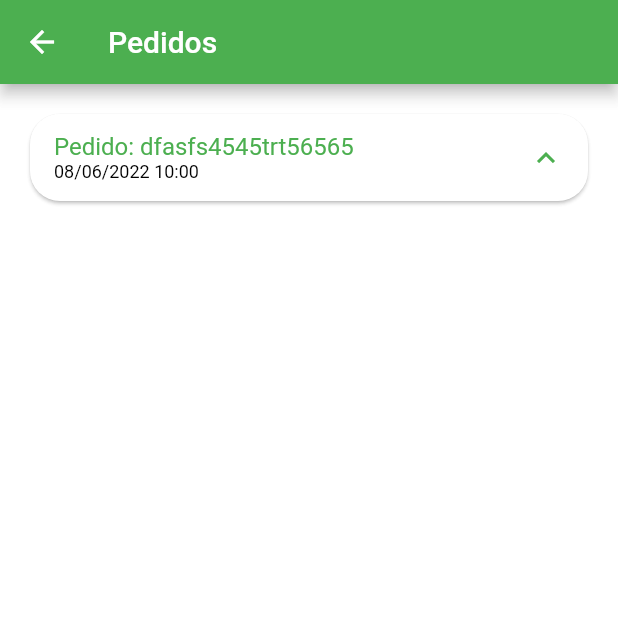
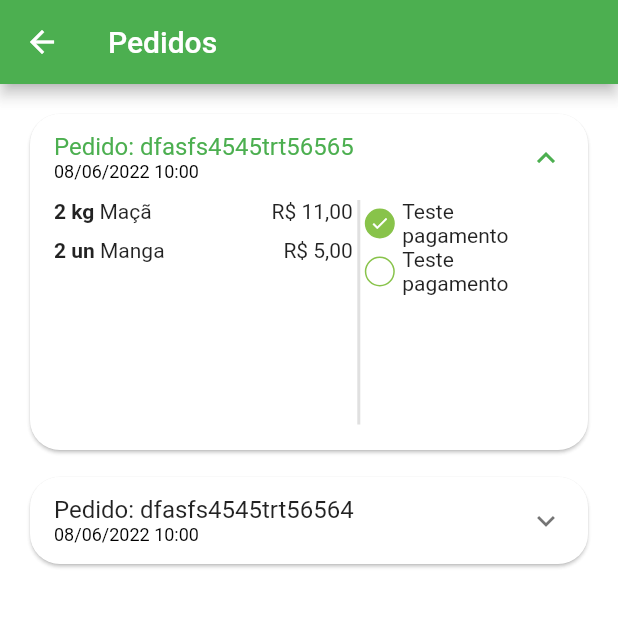
Before and after one commit to Fabricio-Guima/dart-fundamentos, a Flutter app: the OrderTab screen opened directly, after a tap on an icon or button, on a phone screen of 412 x 824 dp, the top half of it. Run offline on Flutter 3.47's test engine with Material 2 defaults, Android fonts, the phone set to English and light mode, and no system bars; our stand-ins replace animated_text_kit, badges, mask_text_input_formatter, sqflite, synchronized; missing offline and left inert: dart:mirrors, mysql1; accounts and stored records are empty.

Commit message:
componente status do pedido

```diff
--- a/quitanda/lib/src/config/app_data.dart
+++ b/quitanda/lib/src/config/app_data.dart
@@ -101,6 +101,22 @@ List<OrderModel> orders = [
     ),
     items: [
       CartItemModel(item: apple, quantity: 2),
+      CartItemModel(item: mango, quantity: 2),
+    ],
+    overDueDateTime: DateTime.parse(
+      '2022-12-31 10:00:10',
+    ),
+    status: 'pending_payment',
+    copyAndPaste: 'Q23ewr234rt',
+    total: 20.0,
+  ),
+  OrderModel(
+    id: 'dfasfs4545trt56564',
+    createdDateTime: DateTime.parse(
+      '2022-06-08 10:00:10',
+    ),
+    items: [
+      CartItemModel(item: apple, quantity: 1),
     ],
     overDueDateTime: DateTime.parse(
       '2022-12-31 10:00:10',
--- /dev/null
+++ b/quitanda/lib/src/pages/orders/components/order_status_widget.dart
@@ -0,0 +1,76 @@
+import 'package:flutter/material.dart';
+import 'package:quitanda/src/config/custom_colors.dart';
+
+class OrderStatusWidget extends StatelessWidget {
+  final String status;
+  //está vencido o pagamento?
+  final bool isOverDue;
+  //status do pedido
+
+  const OrderStatusWidget({
+    Key? key,
+    required this.status,
+    required this.isOverDue,
+  }) : super(key: key);
+
+  @override
+  Widget build(BuildContext context) {
+    return Column(
+      children: const [
+        _statusDot(
+          isAsctive: true,
+          title: 'Teste pagamento',
+        ),
+        _statusDot(
+          isAsctive: false,
+          title: 'Teste pagamento',
+        ),
+      ],
+    );
+  }
+}
+
+class _statusDot extends StatelessWidget {
+  final bool isAsctive;
+  final title;
+  const _statusDot({Key? key, required this.isAsctive, required this.title})
+      : super(key: key);
+
+  @override
+  Widget build(BuildContext context) {
+    return Row(
+      children: [
+        //bolinha de checkado
+        Container(
+          //alinhando ícone de check ao centro
+          alignment: Alignment.center,
+          height: 20,
+          width: 20,
+          decoration: BoxDecoration(
+            shape: BoxShape.circle,
+            border: Border.all(
+              color: CustomColors.customSwatchColor,
+            ),
+            color:
+                isAsctive ? CustomColors.customSwatchColor : Colors.transparent,
+          ),
+          // const SizedBox.shrink() preenche o espaço que der
+          child: isAsctive
+              ? const Icon(
+                  Icons.check,
+                  size: 13,
+                  color: Colors.white,
+                )
+              : const SizedBox.shrink(),
+        ),
+        //divider para separar o check do status do pedido
+        const SizedBox(width: 5),
+        //expanded estica tudo e respeita limites e nao deixa o texto (seu filho)
+        //estourar o container
+        Expanded(
+          child: Text(title),
+        ),
+      ],
+    );
+  }
+}
--- a/quitanda/lib/src/pages/orders/components/order_tile.dart
+++ b/quitanda/lib/src/pages/orders/components/order_tile.dart
@@ -1,5 +1,7 @@
 import 'package:flutter/material.dart';
+import 'package:quitanda/src/models/cart_item_model.dart';
 import 'package:quitanda/src/models/order_model.dart';
+import 'package:quitanda/src/pages/orders/components/order_status_widget.dart';
 import 'package:quitanda/src/services/utils_services.dart';
 
 class OrderTile extends StatelessWidget {
@@ -39,9 +41,86 @@ class OrderTile extends StatelessWidget {
               ),
             ],
           ),
-          children: const [],
+          childrenPadding: const EdgeInsets.fromLTRB(16, 0, 16, 16),
+          children: [
+            SizedBox(
+              height: 150,
+              child: Row(
+                children: [
+                  //Lista de produtos do pedido
+                  Expanded(
+                    flex: 3,
+                    child: ListView(
+                      //iterar em todos os items do pedido
+                      children: order.items.map((orderItem) {
+                        return OrderItemWidget(
+                          utilsServices: utilsServices,
+                          orderItem: orderItem,
+                        );
+                      }).toList(),
+                    ),
+                  ),
+                  //Divisão
+                  VerticalDivider(
+                    color: Colors.grey.shade300,
+                    thickness: 2,
+                    width: 8,
+                  ),
+                  //lista de status do pedido
+                  Expanded(
+                    flex: 2,
+                    child: OrderStatusWidget(
+                      status: order.status,
+                      isOverDue: order.overDueDateTime.isBefore(
+                        DateTime.now(),
+                      ),
+                    ),
+                  ),
+                ],
+              ),
+            )
+          ],
         ),
       ),
     );
   }
 }
+
+class OrderItemWidget extends StatelessWidget {
+  const OrderItemWidget({
+    Key? key,
+    required this.utilsServices,
+    required this.orderItem,
+  }) : super(key: key);
+
+  final UtilsServices utilsServices;
+  final CartItemModel orderItem;
+
+  @override
+  Widget build(BuildContext context) {
+    return Padding(
+      padding: const EdgeInsets.only(bottom: 10),
+      child: Row(
+        children: [
+          Text(
+            '${orderItem.quantity} ${orderItem.item.unit} ',
+            style: const TextStyle(
+              fontWeight: FontWeight.bold,
+            ),
+          ),
+          //forçando a "div" aumentar o máximo de tamanho possível e empurrando os outros para a direita ou esquerda
+          Expanded(
+            child: Text(
+              orderItem.item.itemName,
+            ),
+          ),
+          Text(
+            utilsServices.priceToCurrency(
+              orderItem.totalPrice(),
+            ),
+          ),
+        ],
+      ),
+    );
+  }
+}
```
